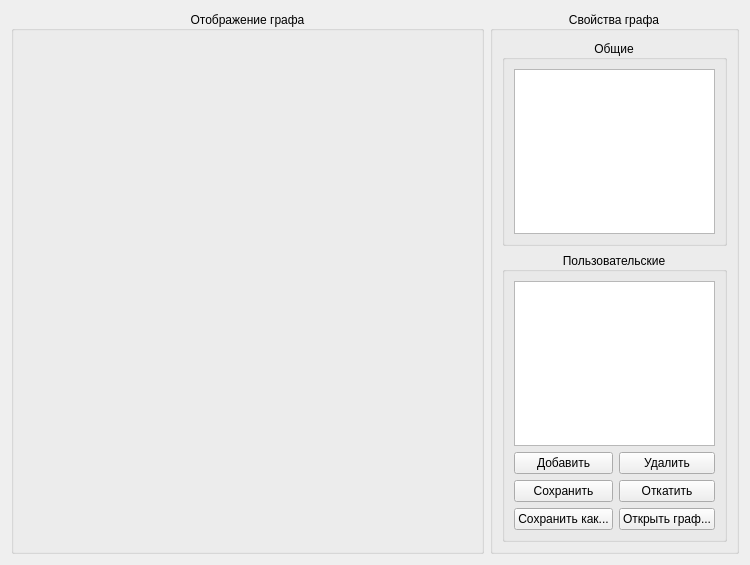
Above: src/GUI/grapheditorform.ui from VinTRiZz/GraphEditor before the change. Below: the same form after it.
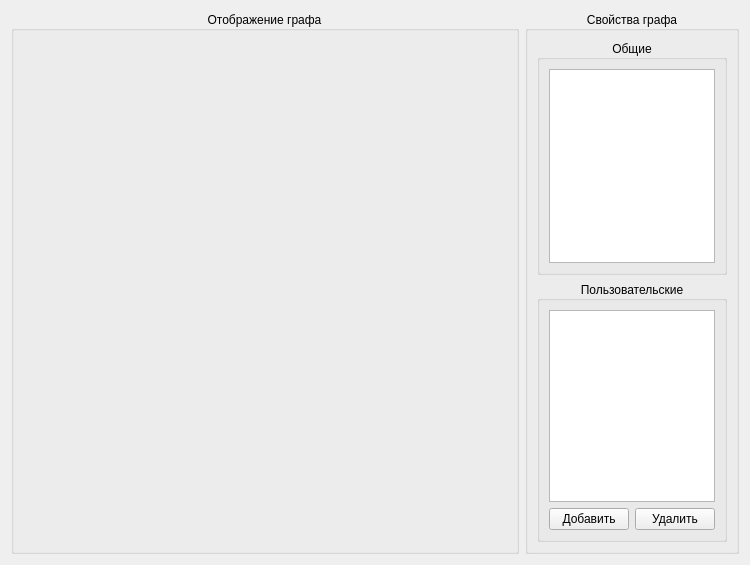
That is the form after the change. Custom widgets are drawn as their Qt base class.

Commit message: Размер иконок и перенос функций в оверлей кнопку

What changed in the file:
```diff
--- a/src/GUI/grapheditorform.ui
+++ b/src/GUI/grapheditorform.ui
@@ -92,8 +92,6 @@
          <item>
           <layout class="QHBoxLayout" name="horizontalLayout">
            <item>
-            <layout class="QVBoxLayout" name="verticalLayout_5">
-             <item>
               <widget class="QPushButton" name="propertyAdd_pushButton">
                <property name="sizePolicy">
                 <sizepolicy hsizetype="Minimum" vsizetype="Fixed">
@@ -107,30 +105,6 @@
               </widget>
              </item>
              <item>
-              <widget class="QPushButton" name="propertySave_pushButton">
-               <property name="sizePolicy">
-                <sizepolicy hsizetype="Minimum" vsizetype="Fixed">
-                 <horstretch>1</horstretch>
-                 <verstretch>0</verstretch>
-                </sizepolicy>
-               </property>
-               <property name="text">
-                <string>Сохранить</string>
-               </property>
-              </widget>
-             </item>
-             <item>
-              <widget class="QPushButton" name="propertySaveAs_pushButton">
-               <property name="text">
-                <string>Сохранить как...</string>
-               </property>
-              </widget>
-             </item>
-            </layout>
-           </item>
-           <item>
-            <layout class="QVBoxLayout" name="verticalLayout_6">
-             <item>
               <widget class="QPushButton" name="propertyRemove_pushButton">
                <property name="sizePolicy">
                 <sizepolicy hsizetype="Minimum" vsizetype="Fixed">
@@ -142,28 +116,6 @@
                 <string>Удалить</string>
                </property>
               </widget>
-             </item>
-             <item>
-              <widget class="QPushButton" name="propertyLoad_pushButton">
-               <property name="sizePolicy">
-                <sizepolicy hsizetype="Minimum" vsizetype="Fixed">
-                 <horstretch>1</horstretch>
-                 <verstretch>0</verstretch>
-                </sizepolicy>
-               </property>
-               <property name="text">
-                <string>Откатить</string>
-               </property>
-              </widget>
-             </item>
-             <item>
-              <widget class="QPushButton" name="propertyLoadAs_pushButton">
-               <property name="text">
-                <string>Открыть граф...</string>
-               </property>
-              </widget>
-             </item>
-            </layout>
            </item>
           </layout>
          </item>
```
Lines whose indentation alone changed are shown as unchanged. The commit also changes 3 other files.
